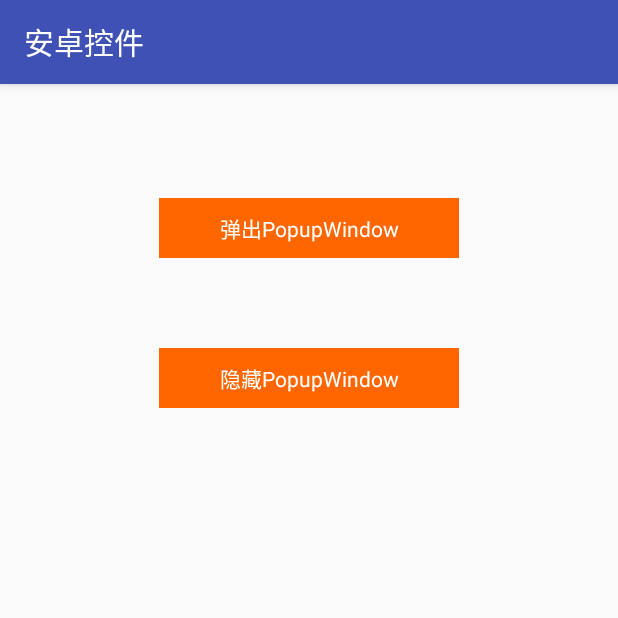
After one commit to zzx752904457/AndroidWidget, an Android app: the PopupWindowActivity screen opened directly, with no data from a screen before it, on a phone screen of 412 x 824 dp, the top half of it. The commit adds this screen. Run offline under Robolectric (Android 15) with nearby library versions, the phone set to English and light mode, and no system bars.

Commit message:
更新“PopupWindow”介绍

```diff
--- a/app/src/main/AndroidManifest.xml
+++ b/app/src/main/AndroidManifest.xml
@@ -2,11 +2,12 @@
 <manifest xmlns:android="http://schemas.android.com/apk/res/android"
     package="githubzzx752904457.com.androidwidget">
 
-    <uses-permission android:name="android.permission.FLASHLIGHT"/>
-    <uses-permission android:name="android.permission.VIBRATE"/>
+    <uses-permission android:name="android.permission.FLASHLIGHT" />
+    <uses-permission android:name="android.permission.VIBRATE" />
 
     <application
         android:allowBackup="true"
+        android:name=".application.MyApplication"
         android:icon="@mipmap/make"
         android:label="@string/app_name"
         android:supportsRtl="true"
@@ -31,7 +32,8 @@
         <activity android:name=".activities.TimePickerActivity" />
         <activity android:name=".activities.NumberPickerActivity" />
         <activity android:name=".activities.SearchViewActivity" />
-        <activity android:name=".activities.NotificationActivity"></activity>
+        <activity android:name=".activities.NotificationActivity" />
+        <activity android:name=".activities.PopupWindowActivity"></activity>
     </application>
 
 </manifest>
--- a/app/src/main/java/githubzzx752904457/com/androidwidget/MainActivity.java
+++ b/app/src/main/java/githubzzx752904457/com/androidwidget/MainActivity.java
@@ -16,6 +16,7 @@ import githubzzx752904457.com.androidwidget.activities.CalendarViewActivity;
 import githubzzx752904457.com.androidwidget.activities.DatePickerActivity;
 import githubzzx752904457.com.androidwidget.activities.NotificationActivity;
 import githubzzx752904457.com.androidwidget.activities.NumberPickerActivity;
+import githubzzx752904457.com.androidwidget.activities.PopupWindowActivity;
 import githubzzx752904457.com.androidwidget.activities.SearchViewActivity;
 import githubzzx752904457.com.androidwidget.activities.SeekBarAndRatingBarActivity;
 import githubzzx752904457.com.androidwidget.activities.StackViewActivity;
@@ -100,6 +101,10 @@ public class MainActivity extends AppCompatActivity {
                         intent = new Intent(getContext(), NotificationActivity.class);
                         startActivity(intent);
                         break;
+                    case 12:
+                        intent = new Intent(getContext(), PopupWindowActivity.class);
+                        startActivity(intent);
+                        break;
                 }
             }
         });
@@ -119,6 +124,7 @@ public class MainActivity extends AppCompatActivity {
         resList.add("NumberPicker");
         resList.add("SearchView");
         resList.add("Notification");
+        resList.add("PopupWindow");
     }
 
     private Context getContext(){
--- /dev/null
+++ b/app/src/main/java/githubzzx752904457/com/androidwidget/activities/PopupWindowActivity.java
@@ -0,0 +1,68 @@
+package githubzzx752904457.com.androidwidget.activities;
+
+import android.graphics.drawable.BitmapDrawable;
+import android.graphics.drawable.ColorDrawable;
+import android.support.v4.content.ContextCompat;
+import android.support.v7.app.AppCompatActivity;
+import android.os.Bundle;
+import android.view.Gravity;
+import android.view.View;
+import android.view.WindowManager;
+import android.widget.ImageView;
+import android.widget.PopupWindow;
+import android.widget.TextView;
+
+import githubzzx752904457.com.androidwidget.R;
+import githubzzx752904457.com.androidwidget.utils.DensityUtil;
+
+public class PopupWindowActivity extends AppCompatActivity {
+    private PopupWindow popupWindow;
+
+    @Override
+    protected void onCreate(Bundle savedInstanceState) {
+        super.onCreate(savedInstanceState);
+        setContentView(R.layout.activity_popupwindow);
+
+        initPopupWindow();
+    }
+
+    private void initPopupWindow() {
+        popupWindow = new PopupWindow(createContentView(), DensityUtil.dip2px(200), DensityUtil.dip2px(200), true);
+        ColorDrawable colorDrawable = new ColorDrawable(ContextCompat.getColor(this, R.color.white));
+        popupWindow.setBackgroundDrawable(colorDrawable);
+        popupWindow.setOutsideTouchable(true);
+
+        popupWindow.setOnDismissListener(new PopupWindow.OnDismissListener() {
+            @Override
+            public void onDismiss() {
+                changeBackgroundAlpha(1.0f);
+            }
+        });
+    }
+
+    private View createContentView() {
+        ImageView imageView = new ImageView(this);
+        imageView.setImageResource(R.mipmap.make);
+        return imageView;
+    }
+
+    public void show(View view) {
+        changeBackgroundAlpha(0.3f);
+        popupWindow.showAsDropDown(view, DensityUtil.dip2px(0), DensityUtil.dip2px(60));
+//        popupWindow.showAtLocation(view, Gravity.CENTER,0,0);
+    }
+
+    public void dismiss(View view) {
+        popupWindow.dismiss();
+    }
+
+    /**
+     * alpha = 0.0～1.0，值越小背景越暗
+     * @param alpha
+     */
+    private void changeBackgroundAlpha(float alpha){
+        WindowManager.LayoutParams lp = getWindow().getAttributes();
+        lp.alpha = alpha;
+        getWindow().setAttributes(lp);
+    }
+}
--- /dev/null
+++ b/app/src/main/res/layout/activity_popupwindow.xml
@@ -0,0 +1,35 @@
+<?xml version="1.0" encoding="utf-8"?>
+<LinearLayout xmlns:android="http://schemas.android.com/apk/res/android"
+    xmlns:tools="http://schemas.android.com/tools"
+    android:layout_width="match_parent"
+    android:layout_height="match_parent"
+    android:paddingBottom="@dimen/activity_vertical_margin"
+    android:paddingLeft="@dimen/activity_horizontal_margin"
+    android:paddingRight="@dimen/activity_horizontal_margin"
+    android:paddingTop="@dimen/activity_vertical_margin"
+    android:orientation="vertical"
+    tools:context="githubzzx752904457.com.androidwidget.activities.PopupWindowActivity">
+
+    <TextView
+        android:layout_width="200dp"
+        android:layout_height="40dp"
+        android:onClick="show"
+        android:background="@color/orange"
+        android:textColor="@color/white"
+        android:text="弹出PopupWindow"
+        android:gravity="center"
+        android:layout_gravity="center_horizontal"
+        android:layout_marginTop="60dp"/>
+
+    <TextView
+        android:layout_width="200dp"
+        android:layout_height="40dp"
+        android:onClick="dismiss"
+        android:background="@color/orange"
+        android:textColor="@color/white"
+        android:text="隐藏PopupWindow"
+        android:gravity="center"
+        android:layout_gravity="center_horizontal"
+        android:layout_marginTop="60dp"/>
+
+</LinearLayout>
```
